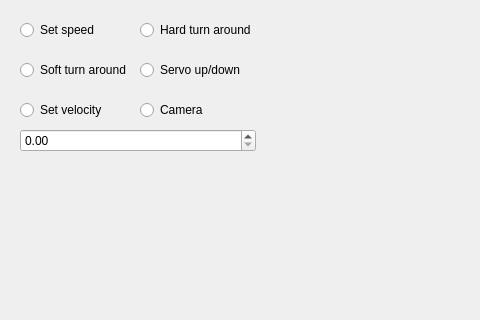
Before: the Qt Designer form static/new.ui in DJsega1/ac-interface, drawn with Qt 5; both pictures show x 0 to 480 and y 0 to 320 of the 913 by 551 pixel window.
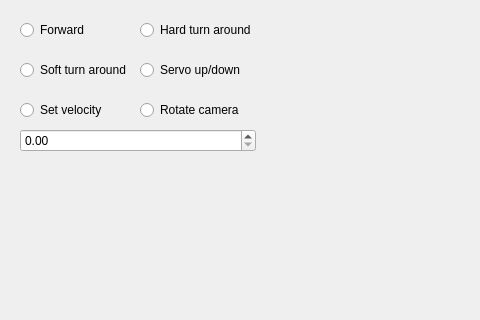
After: the same form once the commit is applied.

```diff
--- a/static/new.ui
+++ b/static/new.ui
@@ -43,7 +43,7 @@
          <item row="0" column="0">
           <widget class="QRadioButton" name="speedRadio">
            <property name="text">
-            <string>Set speed</string>
+            <string>Forward</string>
            </property>
            <attribute name="buttonGroup">
             <string notr="true">radioGroup</string>
@@ -93,7 +93,7 @@
          <item row="2" column="1">
           <widget class="QRadioButton" name="cameraRadio">
            <property name="text">
-            <string>Camera</string>
+            <string>Rotate camera</string>
            </property>
            <attribute name="buttonGroup">
             <string notr="true">radioGroup</string>
```
Left out of the diff: 2 changed lines with no effect on the pictures.
